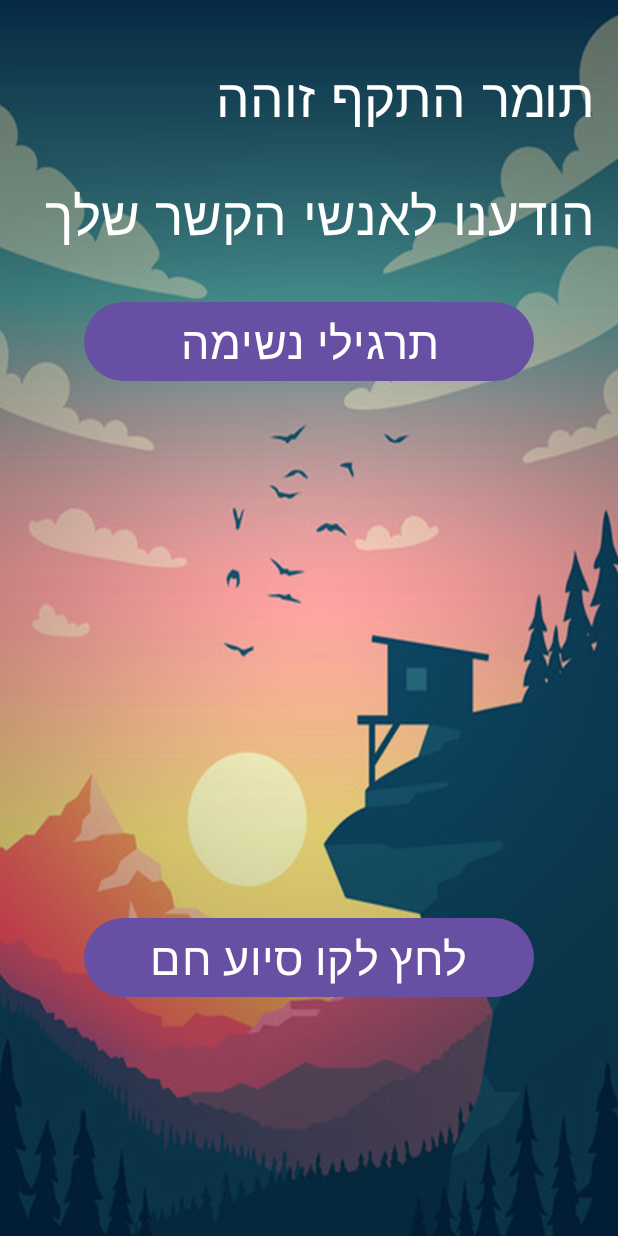
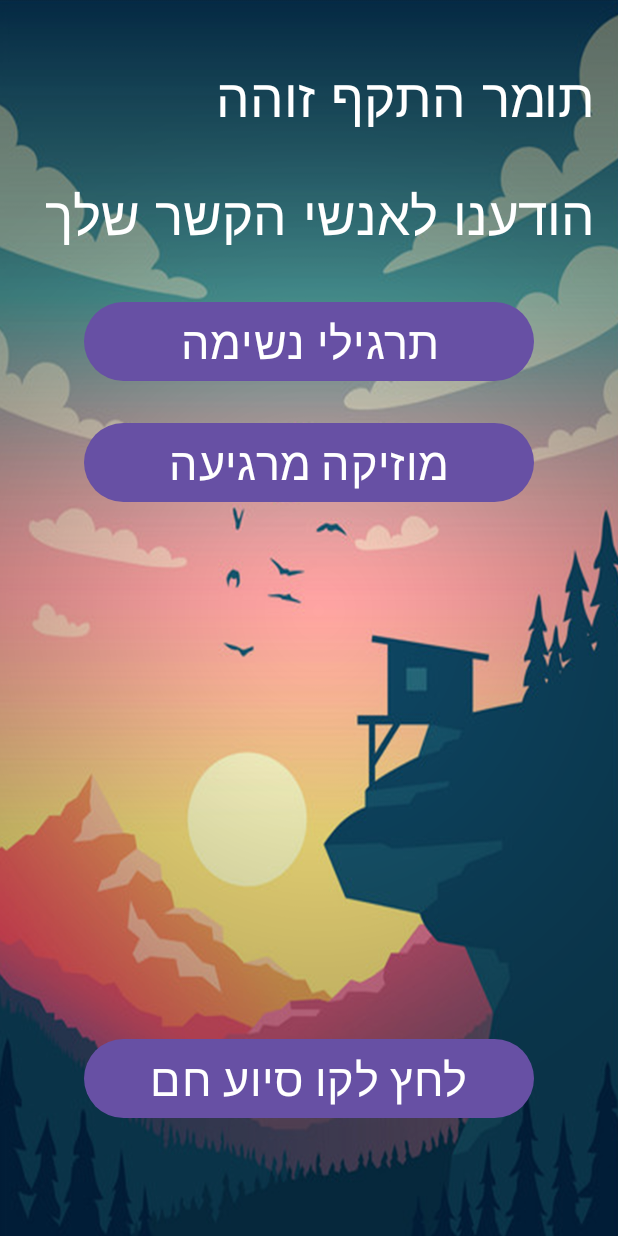
Before and after one commit to ori-coval/tons-of-hacking-2024, an Android app: the alert screen opened directly, with no data from a screen before it, on a phone screen of 412 x 824 dp. Run offline under Robolectric (Android 15) with nearby library versions, the phone set to English and light mode, and no system bars.

Commit message:
probably final commit

```diff
--- a/hackton2024/app/src/main/java/ori/coval/hackton2024/SignUp.java
+++ b/hackton2024/app/src/main/java/ori/coval/hackton2024/SignUp.java
@@ -85,7 +85,6 @@ public class SignUp extends AppCompatActivity {
         test.add("הכנס את גילך");
         test.add("האם אתה מאובחן כחווה התקפים מכל סוג שהם");
         test.add("באיזה תדירות אתה חווה את ההתקפים");
-        test.add("(לעיתים קרובות (כל יום) , פעם בכמה ימים , לעיתים רחוקות)");
         test.add("מה היא עוצמת ההתקפים (בדרך כלל)");
         return test;
     }
--- a/hackton2024/app/src/main/java/ori/coval/hackton2024/alert.java
+++ b/hackton2024/app/src/main/java/ori/coval/hackton2024/alert.java
@@ -10,7 +10,7 @@ import android.widget.Button;
 public class alert extends AppCompatActivity {
 
     Intent intent;
-    Button btnBreath;
+    Button btnBreath, btnMusic;
 
     @Override
     protected void onCreate(Bundle savedInstanceState) {
@@ -21,7 +21,17 @@ public class alert extends AppCompatActivity {
         btnBreath.setOnClickListener(new View.OnClickListener() {
             @Override
             public void onClick(View view) {
-                intent = new Intent(alert.this, stressReduce.class);
+                intent = new Intent(alert.this, fourseveneight.class);
+                startActivity(intent);
+            }
+        });
+
+
+        btnMusic = findViewById(R.id.chillMusic);
+        btnMusic.setOnClickListener(new View.OnClickListener() {
+            @Override
+            public void onClick(View view) {
+                intent = new Intent(alert.this, RelaxVid.class);
                 startActivity(intent);
             }
         });
--- a/hackton2024/app/src/main/res/layout/activity_alert.xml
+++ b/hackton2024/app/src/main/res/layout/activity_alert.xml
@@ -44,6 +44,14 @@
         android:text="תרגילי נשימה"/>
 
     <Button
+        android:id="@+id/chillMusic"
+        android:layout_marginTop="20dp"
+        android:layout_width="300dp"
+        android:layout_height="wrap_content"
+        android:layout_gravity="center_horizontal"
+        android:textSize="30dp"
+        android:text="מוזיקה מרגיעה"/>
+    <Button
         android:layout_width="300dp"
         android:layout_marginTop="350dp"
         android:layout_height="wrap_content"
--- a/hackton2024/app/src/main/res/layout/activity_settings.xml
+++ b/hackton2024/app/src/main/res/layout/activity_settings.xml
@@ -75,13 +75,14 @@
                 android:layout_marginLeft="125dp"
                 android:text="התראות לאיש הקשר"
                 android:scaleX="1.5"
-                android:scaleY="1.5"/>
+                android:scaleY="1.5"
+                android:checked="true"/>
 
 
         </LinearLayout>
 
         <Button
-            android:id="@+id/button"
+            android:id="@+id/changeButton"
             android:layout_width="wrap_content"
             android:layout_height="wrap_content"
             android:layout_gravity="center"
--- a/hackton2024/app/src/main/res/layout/activity_stress_reduce.xml
+++ b/hackton2024/app/src/main/res/layout/activity_stress_reduce.xml
@@ -23,11 +23,12 @@
         android:layout_width="200dp"
         android:layout_height="70dp"
         android:layout_gravity="center"
-        android:text="שיטת 4-7-8"
+        android:text="שיטת נשימה 4-7-8"
         android:textSize="20dp" />
 
     <Button
         android:id="@+id/relaxVid"
+        android:layout_marginTop="30dp"
         android:layout_width="200dp"
         android:layout_height="70dp"
         android:layout_gravity="center"
```
Also changed, not shown: hackton2024/app/src/main/java/ori/coval/hackton2024/Settings.java (+14 -0 lines).
